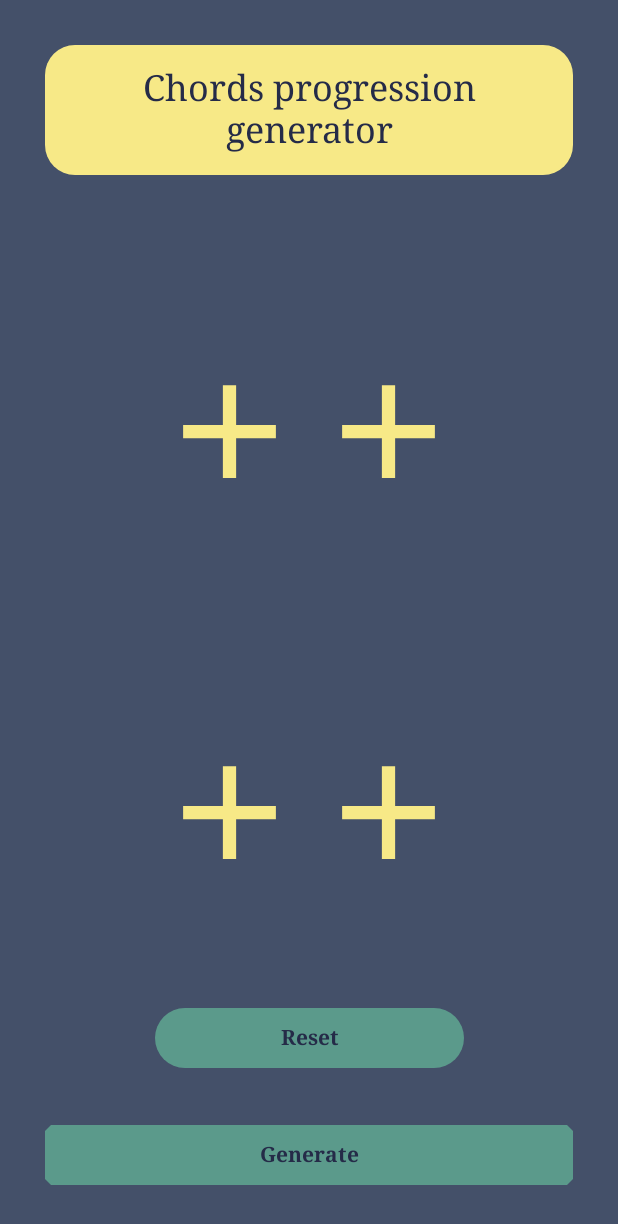
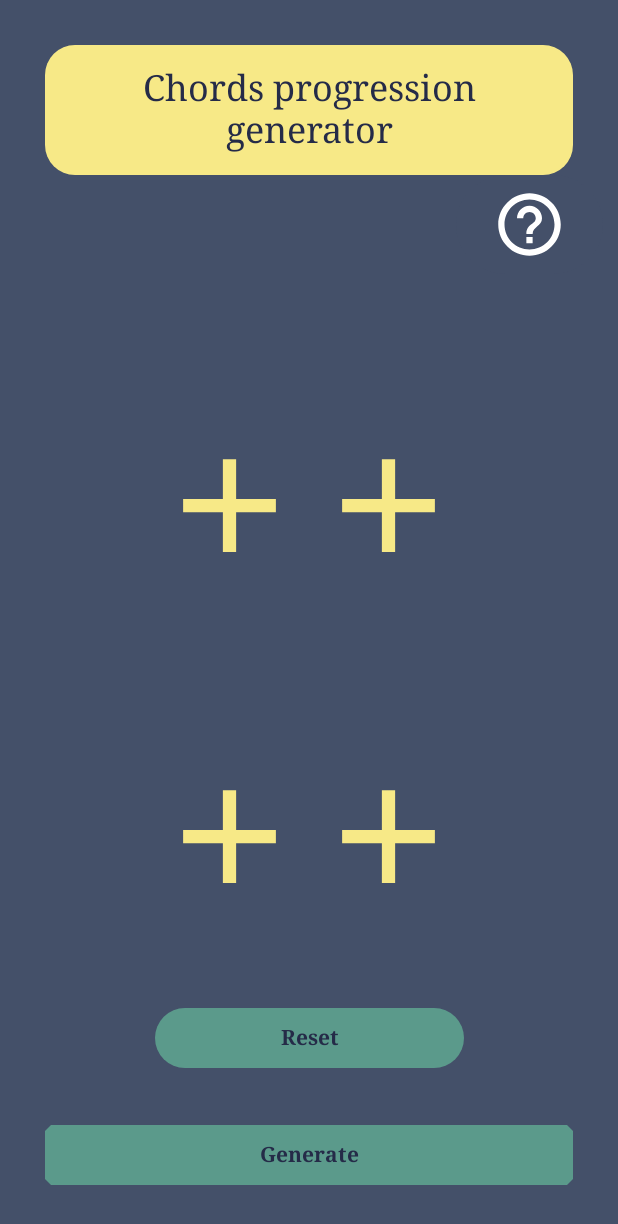
Before and after one commit to Noetou/Chord-Progression-Generator, an Android app built with Jetpack Compose: the screen it shows after launch (MainActivity), on a phone screen of 412 x 824 dp. Shown: the top 1224 px of the screen. Run offline under Robolectric (Android 15) with nearby library versions, the phone set to English and light mode, and no system bars.

Commit message:
adding of the help button and text

```diff
--- a/app/src/main/java/com/chordsGenerator/app/HomePageDisplay.kt
+++ b/app/src/main/java/com/chordsGenerator/app/HomePageDisplay.kt
@@ -1,30 +1,47 @@
 package com.chordsGenerator.app
 
 import AudioPlayerForMediaPlayer
+
+import androidx.compose.foundation.layout.Box
 import androidx.compose.foundation.layout.BoxWithConstraints
 import androidx.compose.foundation.layout.Column
+import androidx.compose.foundation.layout.Row
+
 import androidx.compose.foundation.layout.Spacer
 import androidx.compose.foundation.layout.fillMaxWidth
 import androidx.compose.foundation.layout.padding
+import androidx.compose.foundation.layout.size
 import androidx.compose.foundation.layout.width
 import androidx.compose.foundation.shape.CutCornerShape
 import androidx.compose.material3.Button
 import androidx.compose.material3.ButtonDefaults
+import androidx.compose.material3.Icon
+import androidx.compose.material3.MaterialTheme
+import androidx.compose.material3.Surface
 import androidx.compose.material3.Text
 import androidx.compose.runtime.Composable
+import androidx.compose.runtime.LaunchedEffect
 import androidx.compose.runtime.MutableState
 import androidx.compose.runtime.mutableIntStateOf
 import androidx.compose.runtime.mutableStateOf
 import androidx.compose.runtime.remember
+import androidx.compose.runtime.rememberCoroutineScope
 import androidx.compose.ui.Alignment
 import androidx.compose.ui.Modifier
 import androidx.compose.ui.graphics.Color
 import androidx.compose.ui.platform.LocalContext
+import androidx.compose.ui.res.painterResource
 import androidx.compose.ui.res.stringResource
 import androidx.compose.ui.text.TextStyle
 import androidx.compose.ui.text.font.FontFamily
 import androidx.compose.ui.text.font.FontWeight
+import androidx.compose.ui.text.style.TextAlign
 import androidx.compose.ui.unit.dp
+import androidx.compose.ui.unit.sp
+import kotlinx.coroutines.Dispatchers
+import kotlinx.coroutines.launch
+import kotlinx.coroutines.withContext
+
 
 // Recreate the page each time the activity is refreshed
 @Composable
@@ -55,14 +72,57 @@ fun HomePage(list: ArrayList<Chord>) {
         dialog.value = false
     }
 
+
+    val shouldShowHelp = remember { mutableStateOf(false) }
+
+
+
     Column(
         horizontalAlignment = Alignment.CenterHorizontally,
     ) {
+
         // Show chords list and allow the user to choose the first chord of the progression
         if (dialog.value) {
             ChoseOneChord(list, closeDialog, selectChord)
 
         } else {
+            Column(modifier = Modifier.align(Alignment.End)) {
+                Button(
+                    onClick = {
+                        shouldShowHelp.value = !shouldShowHelp.value
+                    },
+                    colors = ButtonDefaults.buttonColors(containerColor = Color(0xFF445069)),
+                    modifier = Modifier
+                        .align(Alignment.End)
+                        .padding(end = 10.dp)
+                ) {
+                    Icon(
+                        painter = painterResource(id = R.drawable.help_icon),
+                        contentDescription = R.drawable.help_icon.toString(),
+                        Modifier.size(50.dp)
+                    )
+                }
+                if(shouldShowHelp.value){
+                    Box(modifier = Modifier) {
+                        Surface(
+                            color = Color(0xFFF7E987),
+                            shape = MaterialTheme.shapes.medium,
+                            modifier = Modifier
+                                .width(400.dp)
+                                .padding(20.dp)
+                        ) {
+                            Text(
+                                text = stringResource(id = R.string.help),
+                                color = Color.Black,
+                                textAlign = TextAlign.Justify,
+                                modifier = Modifier.padding(15.dp),
+                                fontSize = 14.sp
+
+                            )
+                        }
+                    }
+                }
+            }
             Spacer(modifier = Modifier.weight(1f))
             Display(
                 list,
--- /dev/null
+++ b/app/src/main/res/drawable/help_icon.xml
@@ -0,0 +1,5 @@
+<vector xmlns:android="http://schemas.android.com/apk/res/android" android:autoMirrored="true" android:height="24dp" android:tint="#000000" android:viewportHeight="24" android:viewportWidth="24" android:width="24dp">
+
+    <path android:fillColor="@android:color/white" android:pathData="M11,18h2v-2h-2v2zM12,2C6.48,2 2,6.48 2,12s4.48,10 10,10 10,-4.48 10,-10S17.52,2 12,2zM12,20c-4.41,0 -8,-3.59 -8,-8s3.59,-8 8,-8 8,3.59 8,8 -3.59,8 -8,8zM12,6c-2.21,0 -4,1.79 -4,4h2c0,-1.1 0.9,-2 2,-2s2,0.9 2,2c0,2 -3,1.75 -3,5h2c0,-2.25 3,-2.5 3,-5 0,-2.21 -1.79,-4 -4,-4z"/>
+
+</vector>
--- a/app/src/main/res/values/strings.xml
+++ b/app/src/main/res/values/strings.xml
@@ -8,5 +8,6 @@
     <string name="chose_chord">Choose a chord</string>
     <string name="close">Close</string>
     <string name="search">Search</string>
+    <string name="help">Generate 4 chords with the \"generate\" button !  You can also tap on a slot to chose the chord you want, it will stay on the slot you chose when generating the other chords. You can chose a chord for every slot at the same time!</string>
 
 </resources>
```
Also changed, not shown: 2 other files.
